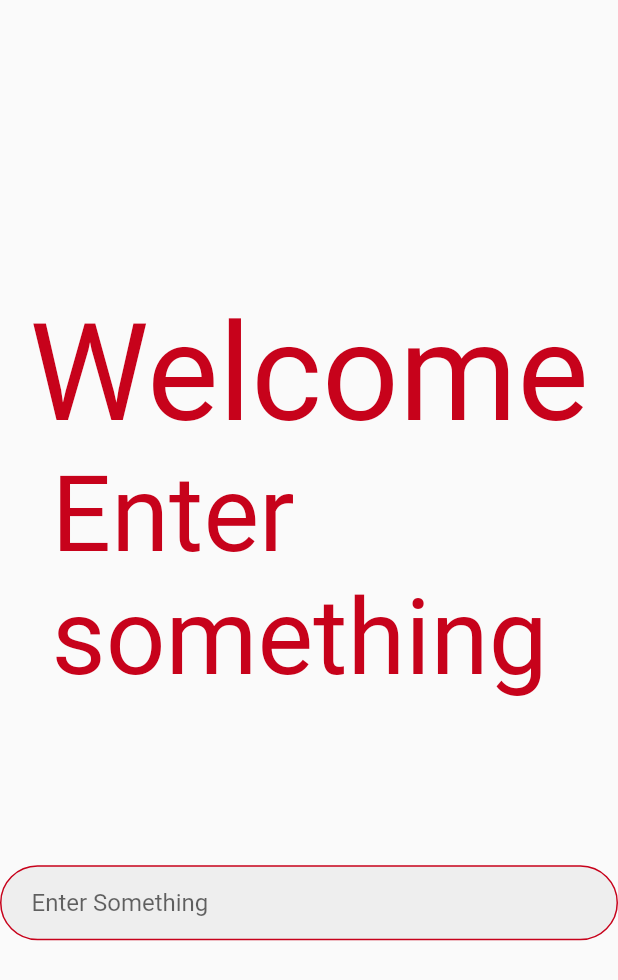
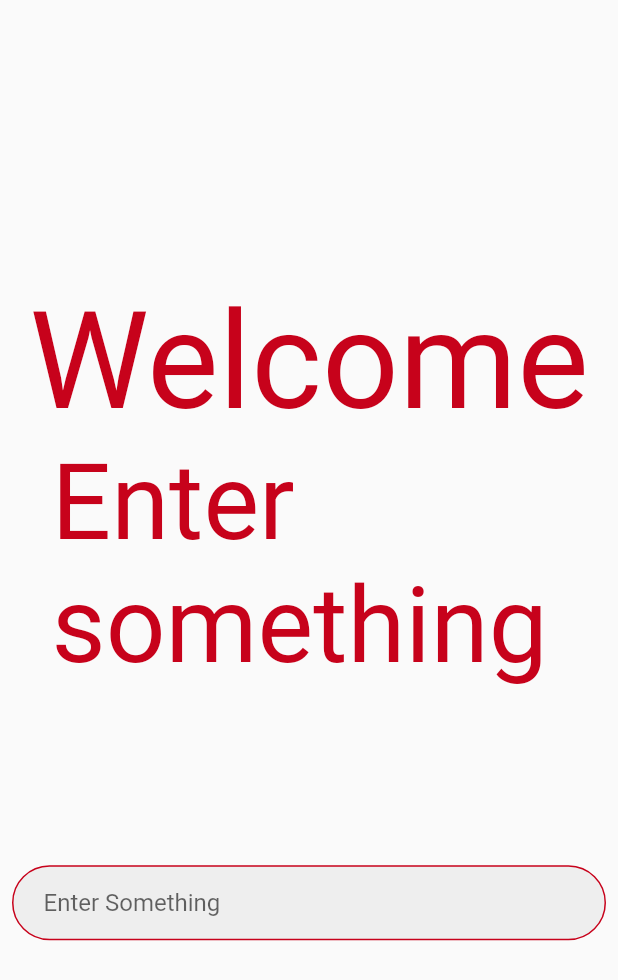
Before and after one commit to Apoorv65/Bloc_login_streambuilder, a Flutter app: the Home screen opened directly, on a phone screen of 412 x 824 dp. Shown: the top 980 px of the screen. Run offline on Flutter 3.47's test engine with Material 2 defaults, Android fonts, the phone set to English and light mode, and no system bars; our stand-ins replace bloc, equatable, flutter_bloc, google_fonts; Roboto replaces fonts that are missing (Sacramento).

Commit message:
Ui changes

```diff
--- a/lib/Screen/home/home.dart
+++ b/lib/Screen/home/home.dart
@@ -36,9 +36,7 @@ class _HomeState extends State<Home> {
                           fontSize: 90)),
                 ),
                 SizedBox(
-
-                  width: w/1.2
-                  ,
+                  width: w/1.2,
                   height: h/3,
                   child: SingleChildScrollView(
                     child: StreamBuilder<String>(
@@ -66,7 +64,9 @@ class _HomeState extends State<Home> {
                   ),
                 ),
 
-                Container(
+                Padding(
+                  padding: const EdgeInsets.all(8.0),
+                  child: Container(
                       decoration: BoxDecoration(
                           color: Colors.grey[200],
                           border: Border.all(color: const Color(0xffc7021b)),
@@ -83,7 +83,8 @@ class _HomeState extends State<Home> {
                               hintText: 'Enter Something',
                               hintStyle: GoogleFonts.kumbhSans()),
                         ),
-                    ))
+                      )),
+                )
               ],
             ),
           ),
```
Also changed, not shown: 1 other file. Lines whose indentation alone changed are shown as unchanged.
